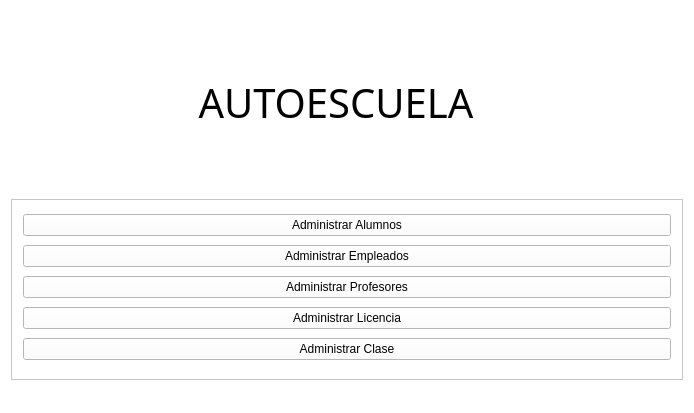
The window that Proyecto/mainwindow.ui (carlosvelaquez/ProyectoTBDII) describes before a commit, drawn with Qt 5.
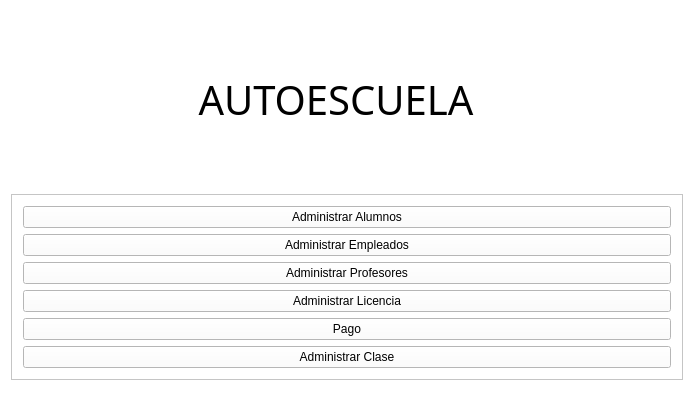
The same window after the commit.

```diff
--- a/Proyecto/mainwindow.ui
+++ b/Proyecto/mainwindow.ui
@@ -74,6 +74,13 @@
          </property>
         </widget>
        </item>
+       <item>
+        <widget class="QPushButton" name="pushButtonPago">
+         <property name="text">
+          <string>Pago</string>
+         </property>
+        </widget>
+       </item>
        <item>
         <widget class="QPushButton" name="AdminClaseButton">
          <property name="text">
```
